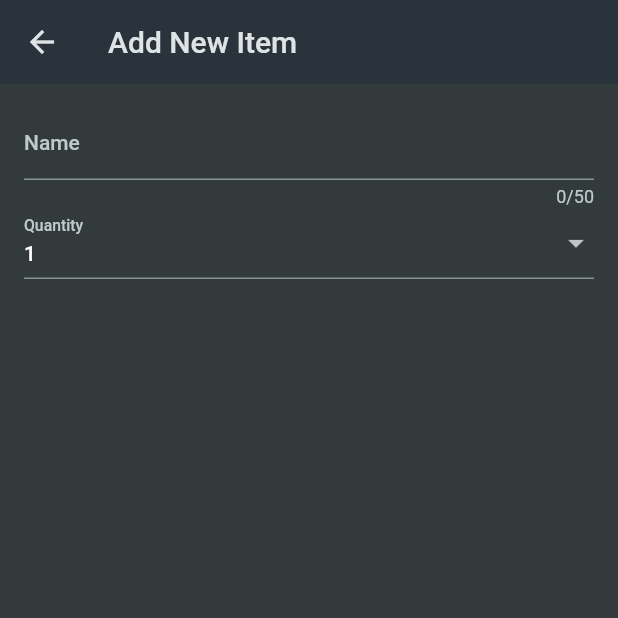
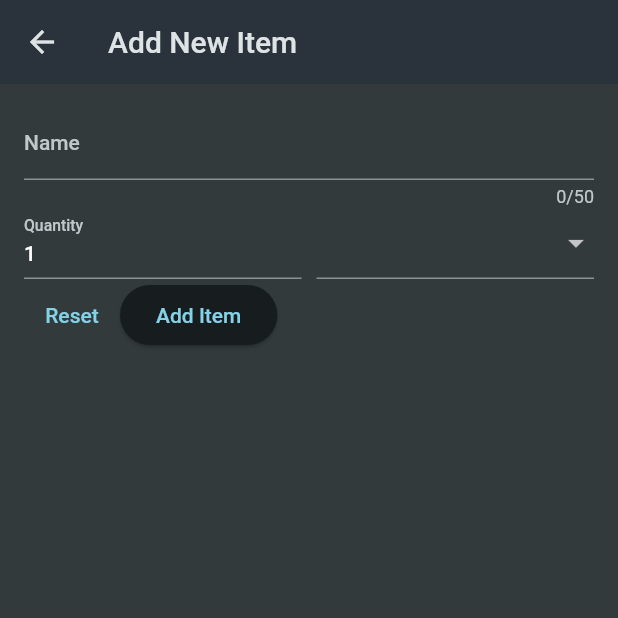
Before and after one commit to Abd-UlRahman-Khalid/shopping_list_app, a Flutter app: the NewItem screen opened directly, on a phone screen of 412 x 824 dp, the top half of it. Run offline on Flutter 3.47's test engine with Material 2 defaults, Android fonts, the phone set to English and light mode, and no system bars.

```diff
--- a/lib/widgets/new_item.dart
+++ b/lib/widgets/new_item.dart
@@ -13,6 +13,10 @@ class NewItem extends StatefulWidget{
 }
 
 class _StateNewItem extends State<NewItem>{
+  final _formKey=GlobalKey<FormState>();
+  void _saveItem(){
+    _formKey.currentState!.validate();
+  }
 
   @override
   Widget build(BuildContext context) {
@@ -21,25 +25,41 @@ class _StateNewItem extends State<NewItem>{
       title: Text('Add New Item'),),
       body: Padding(
         padding: EdgeInsets.all(16),
-        child: Form(child: Column(
+        child: Form(
+          key: _formKey,
+          child: Column(
           children: [
             TextFormField(
               maxLength: 50,
               decoration: const InputDecoration(
                 label: Text('Name'),
               ),
-              validator: (vale){return 'Demo...';},
+              validator: (value){
+                if(value == null || value.isEmpty || value.trim().length <=1 || value.trim().length> 50){
+                  return 'Must be between 1 and 50 characters.';
+                }
+                  return null;
+                },
             ),
             Row(
+              crossAxisAlignment: CrossAxisAlignment.end,
               children: [
                 Expanded(
                   child: TextFormField(
                     initialValue: '1',
+                    keyboardType: TextInputType.number,
+                    validator: (value){
+                      if(value == null|| value.isEmpty ||int.tryParse(value)==null ||int.tryParse(value)!<= 0){
+                        return 'Must be a valid, positive number.';
+                      }
+                  return null;
+                },
                     decoration: const InputDecoration(
                       label: Text('Quantity'),
                     ),
                   ),
                 ),
+                SizedBox(width: 10,),
                 Expanded(
                   child: DropdownButtonFormField(items: [
                     for (final category in categories.entries)//entries change the map into List
@@ -48,16 +68,28 @@ class _StateNewItem extends State<NewItem>{
                       child: Row(
                       children: [
                         Container(
-                          width: 6,
-                          height: 6,
+                          width: 10,
+                          height: 10,
                           color: category.value.color,
                         ),
-                        SizedBox(width: 6,),
+                        const SizedBox(width: 6,),
                         Text(category.value.title)
                       ],
-                    ))
+                    ),)
                   ], onChanged: (value){}),
                 )
+              ],
+            ),
+            Row(
+              children: [
+                TextButton(
+                  onPressed:(){
+                    _formKey.currentState!.reset();
+                  },
+                  child: const Text('Reset')),
+                ElevatedButton(
+                  onPressed:  _saveItem,
+                  child: const Text('Add Item'))
               ],
             )
           ],
```
